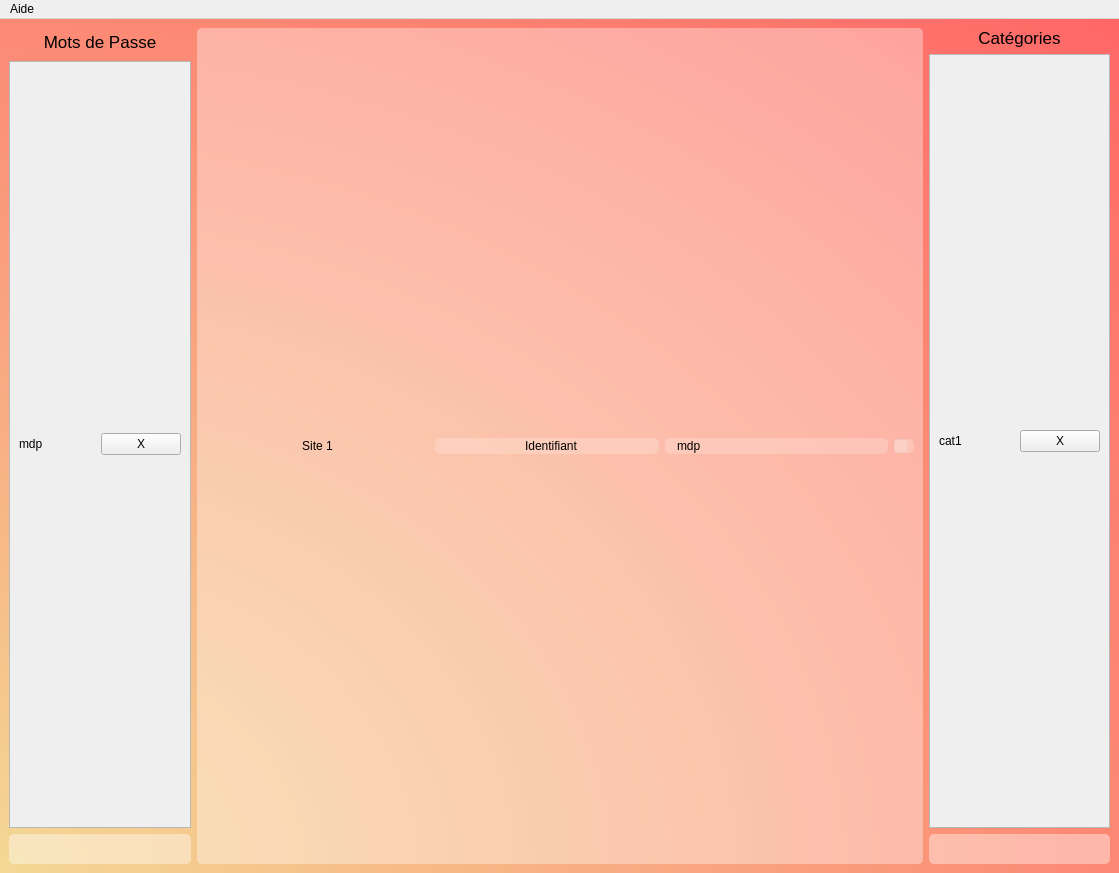
MindPass/Code, file Interface_graphique/PyQt/UI/fenetreGestion_test.ui: the form before one commit.
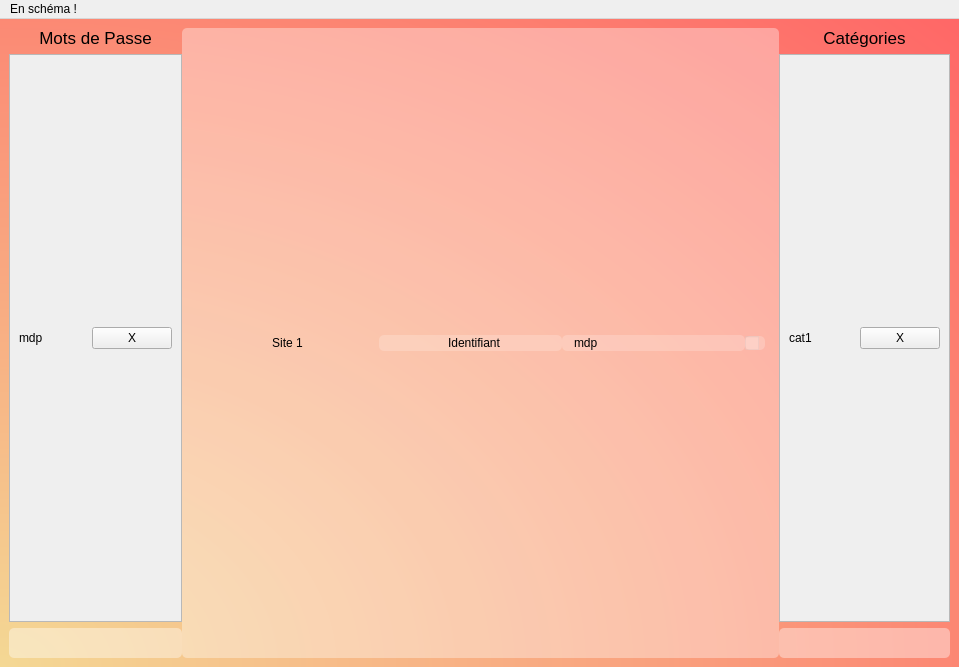
The form after the commit. Icons and pictures are not drawn.

Commit message: Dimension de fGestion propre

```diff
--- a/Interface_graphique/PyQt/UI/fenetreGestion_test.ui
+++ b/Interface_graphique/PyQt/UI/fenetreGestion_test.ui
@@ -9,8 +9,8 @@
    <rect>
     <x>0</x>
     <y>0</y>
-    <width>1119</width>
-    <height>873</height>
+    <width>959</width>
+    <height>667</height>
    </rect>
   </property>
   <property name="sizePolicy">
@@ -48,11 +48,28 @@
    <property name="enabled">
     <bool>true</bool>
    </property>
-   <layout class="QHBoxLayout" name="horizontalLayout" stretch="1,4,1">
+   <layout class="QHBoxLayout" name="horizontalLayout">
     <item>
-     <layout class="QVBoxLayout" name="Passwords" stretch="0,4,1">
+     <widget class="QSplitter" name="splitter">
+      <property name="orientation">
+       <enum>Qt::Horizontal</enum>
+      </property>
+      <property name="opaqueResize">
+       <bool>false</bool>
+      </property>
+      <property name="handleWidth">
+       <number>0</number>
+      </property>
+      <widget class="QWidget" name="verticalLayoutWidget">
+       <layout class="QVBoxLayout" name="Passwords">
       <item>
        <widget class="QLabel" name="titre_pwd">
+          <property name="sizePolicy">
+           <sizepolicy hsizetype="Expanding" vsizetype="Fixed">
+            <horstretch>0</horstretch>
+            <verstretch>0</verstretch>
+           </sizepolicy>
+          </property>
         <property name="font">
          <font>
           <pointsize>13</pointsize>
@@ -71,6 +88,12 @@
       </item>
       <item>
        <widget class="QScrollArea" name="scrollArea_pwd">
+          <property name="sizePolicy">
+           <sizepolicy hsizetype="Expanding" vsizetype="Expanding">
+            <horstretch>0</horstretch>
+            <verstretch>0</verstretch>
+           </sizepolicy>
+          </property>
         <property name="maximumSize">
          <size>
           <width>16777215</width>
@@ -80,13 +103,16 @@
         <property name="widgetResizable">
          <bool>true</bool>
         </property>
+          <property name="alignment">
+           <set>Qt::AlignHCenter|Qt::AlignTop</set>
+          </property>
         <widget class="QWidget" name="scrollAreaWidgetContents_pwd">
          <property name="geometry">
           <rect>
            <x>0</x>
            <y>0</y>
-           <width>178</width>
-           <height>765</height>
+             <width>206</width>
+             <height>561</height>
           </rect>
          </property>
          <layout class="QVBoxLayout" name="verticalLayout_2">
@@ -138,17 +164,16 @@
        </widget>
       </item>
      </layout>
-    </item>
+      </widget>
+      <widget class="QWidget" name="verticalLayoutWidget_3">
+       <layout class="QVBoxLayout" name="Sites">
     <item>
-     <widget class="QScrollArea" name="Sites">
-      <property name="enabled">
-       <bool>true</bool>
-      </property>
-      <property name="sizePolicy">
-       <sizepolicy hsizetype="Expanding" vsizetype="Expanding">
-        <horstretch>0</horstretch>
-        <verstretch>0</verstretch>
-       </sizepolicy>
+         <widget class="QScrollArea" name="scrollArea">
+          <property name="minimumSize">
+           <size>
+            <width>450</width>
+            <height>0</height>
+           </size>
       </property>
       <property name="styleSheet">
        <string notr="true">QWidget {
@@ -166,18 +191,39 @@
       <property name="widgetResizable">
        <bool>true</bool>
       </property>
+          <property name="alignment">
+           <set>Qt::AlignHCenter|Qt::AlignTop</set>
+          </property>
       <widget class="QWidget" name="scrollAreaWidgetContents_sites">
        <property name="geometry">
         <rect>
          <x>0</x>
          <y>0</y>
-         <width>726</width>
-         <height>834</height>
+             <width>517</width>
+             <height>626</height>
         </rect>
        </property>
        <layout class="QVBoxLayout" name="verticalLayout">
         <item>
          <layout class="QHBoxLayout" name="ligne_site" stretch="1,1,1,0">
+              <property name="spacing">
+               <number>0</number>
+              </property>
+              <property name="sizeConstraint">
+               <enum>QLayout::SetMaximumSize</enum>
+              </property>
+              <property name="leftMargin">
+               <number>5</number>
+              </property>
+              <property name="topMargin">
+               <number>10</number>
+              </property>
+              <property name="rightMargin">
+               <number>5</number>
+              </property>
+              <property name="bottomMargin">
+               <number>10</number>
+              </property>
           <item>
            <widget class="QLabel" name="site_web">
             <property name="text">
@@ -227,13 +273,18 @@
       </widget>
      </widget>
     </item>
-    <item>
-     <layout class="QVBoxLayout" name="Categories" stretch="0,4,1">
-      <property name="sizeConstraint">
-       <enum>QLayout::SetNoConstraint</enum>
-      </property>
+       </layout>
+      </widget>
+      <widget class="QWidget" name="verticalLayoutWidget_2">
+       <layout class="QVBoxLayout" name="Categories">
       <item>
        <widget class="QLabel" name="titre_cat">
+          <property name="sizePolicy">
+           <sizepolicy hsizetype="Expanding" vsizetype="Fixed">
+            <horstretch>0</horstretch>
+            <verstretch>0</verstretch>
+           </sizepolicy>
+          </property>
         <property name="font">
          <font>
           <pointsize>13</pointsize>
@@ -255,13 +306,16 @@
         <property name="widgetResizable">
          <bool>true</bool>
         </property>
+          <property name="alignment">
+           <set>Qt::AlignHCenter|Qt::AlignTop</set>
+          </property>
         <widget class="QWidget" name="scrollAreaWidgetContents_cat">
          <property name="geometry">
           <rect>
            <x>0</x>
            <y>0</y>
-           <width>177</width>
-           <height>767</height>
+             <width>208</width>
+             <height>561</height>
           </rect>
          </property>
          <layout class="QVBoxLayout" name="verticalLayout_3">
@@ -313,6 +367,8 @@
        </widget>
       </item>
      </layout>
+      </widget>
+     </widget>
     </item>
    </layout>
   </widget>
@@ -321,13 +377,13 @@
     <rect>
      <x>0</x>
      <y>0</y>
-     <width>1119</width>
+     <width>959</width>
      <height>21</height>
     </rect>
    </property>
    <widget class="QMenu" name="menuAide">
     <property name="title">
-     <string>Aide</string>
+     <string>En schéma !</string>
     </property>
    </widget>
    <addaction name="menuAide"/>
```
Left out of the diff: 16 changed lines with no effect on the pictures. Lines whose indentation alone changed are shown as unchanged. The commit also changes 8 other files.
